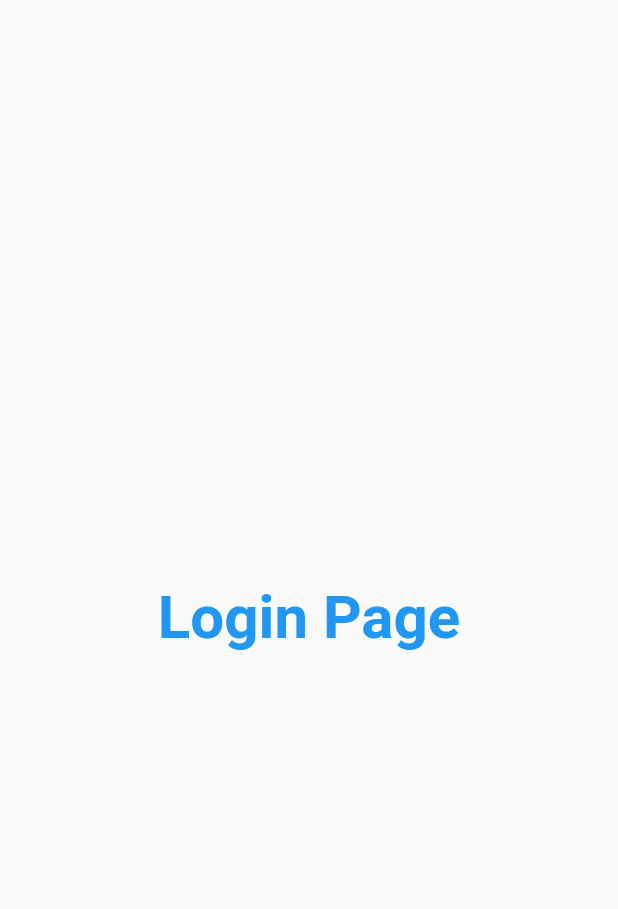
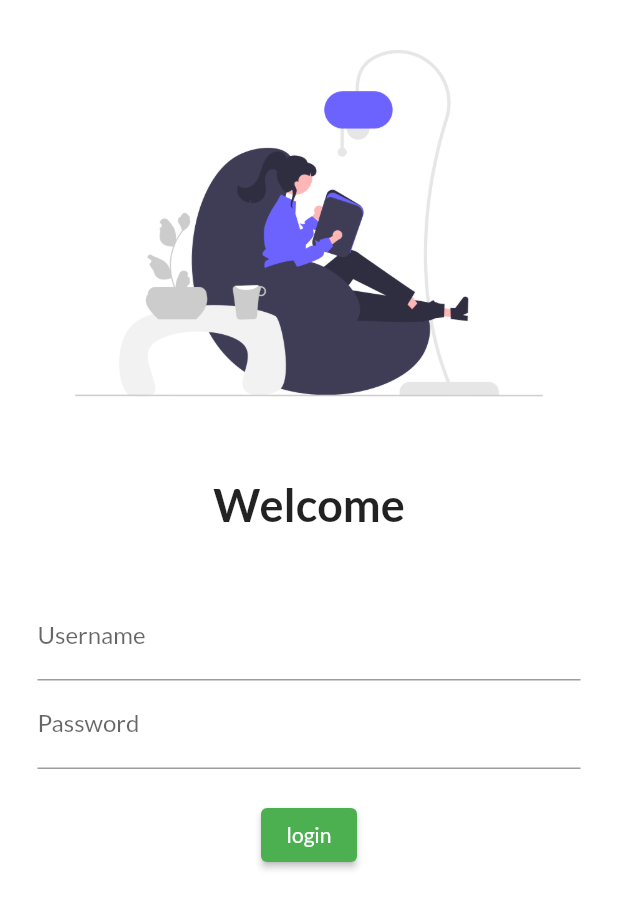
Before and after one commit to pattuli/flutter_catalog, a Flutter app: the screen it shows after launch, on a phone screen of 412 x 824 dp. Shown: the top 909 px of the screen. Run offline on Flutter 3.47's test engine with Material 2 defaults, Android fonts, the phone set to English and light mode, and no system bars; our stand-ins replace google_fonts.

Commit message:
day-4 completed

```diff
--- a/lib/main.dart
+++ b/lib/main.dart
@@ -1,6 +1,7 @@
 import 'package:flutter/material.dart';
 import 'package:flutter_catalog/pages/home_page.dart';
 import 'package:flutter_catalog/pages/login_page.dart';
+import 'package:google_fonts/google_fonts.dart';
 
 void main() {
   runApp(MyApp());
@@ -13,10 +14,13 @@ class MyApp extends StatelessWidget {
   Widget build(BuildContext context) {
     return MaterialApp(
       debugShowCheckedModeBanner: false,
+      theme: ThemeData(
+        primarySwatch: Colors.green,
+        fontFamily: GoogleFonts.lato().fontFamily,
+      ),
       routes: {
         "/": (context) => Loginpage(),
         "/home": (context) => Homepage(),
-
         "/login": (context) => Loginpage(),
       },
     );
--- a/lib/pages/login_page.dart
+++ b/lib/pages/login_page.dart
@@ -1,3 +1,6 @@
+// import 'package:flutter/gestures.dart';
+import 'dart:io';
+
 import 'package:flutter/material.dart';
 
 class Loginpage extends StatelessWidget {
@@ -6,12 +9,55 @@ class Loginpage extends StatelessWidget {
   @override
   Widget build(BuildContext context) {
     return Material(
-      child: Center(
-          child: Text(
-        'Login Page',
-        style: TextStyle(
-            fontSize: 40, color: Colors.blue, fontWeight: FontWeight.bold),
-      )),
-    );
+        color: Colors.white,
+        child: Column(
+          children: [
+            Image.asset(
+              "assets/images/login_image.png",
+              fit: BoxFit.cover,
+            ),
+            SizedBox(height: 20),
+            Text(
+              "Welcome",
+              style: TextStyle(
+                fontSize: 30,
+                fontWeight: FontWeight.bold,
+                // backgroundColor: Colors.green,
+              ),
+            ),
+            SizedBox(
+              height: 25,
+            ),
+            Padding(
+              padding:
+                  const EdgeInsets.symmetric(vertical: 16.0, horizontal: 25.0),
+              child: Column(
+                children: [
+                  TextFormField(
+                    decoration: InputDecoration(
+                        hintText: "Enter Your Username", labelText: "Username"),
+                  ),
+                  TextFormField(
+                    obscureText: true,
+                    decoration: InputDecoration(
+                      labelText: "Password",
+                      hintText: "Enter Password",
+                    ),
+                  ),
+                  SizedBox(
+                    height: 20,
+                  ),
+                  ElevatedButton(
+                    child: Text("login"),
+                    onPressed: () {
+                      // print("Wow");
+                      Link("https://www.pbastakoti.com.np");
+                    },
+                  )
+                ],
+              ),
+            )
+          ],
+        ));
   }
 }
--- a/pubspec.yaml
+++ b/pubspec.yaml
@@ -34,6 +34,7 @@ dependencies:
   # The following adds the Cupertino Icons font to your application.
   # Use with the CupertinoIcons class for iOS style icons.
   cupertino_icons: ^1.0.2
+  google_fonts: ^3.0.1
 
 dev_dependencies:
   flutter_test:
@@ -58,8 +59,8 @@ flutter:
   uses-material-design: true
 
   # To add assets to your application, add an assets section, like this:
-  # assets:
-  #   - images/a_dot_burr.jpeg
+  assets:
+   - assets/images/
   #   - images/a_dot_ham.jpeg
 
   # An image asset can refer to one or more resolution-specific "variants", see
```
Also changed, not shown: assets/images/login_image.png (added), pubspec.lock, 1 other file.
